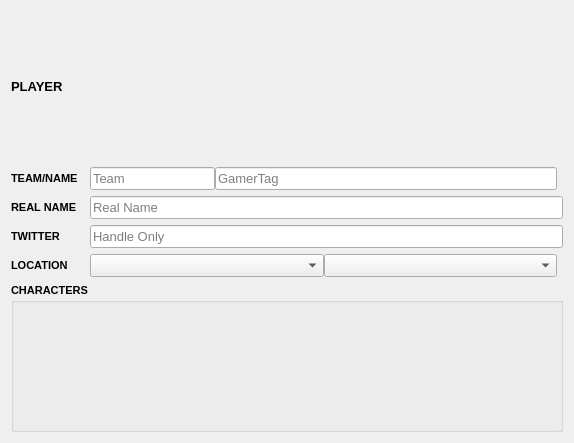
First picture: the form in src/layout/TSHScoreboardPlayer.ui, repository joaorb64/TournamentStreamHelper, before the edit.
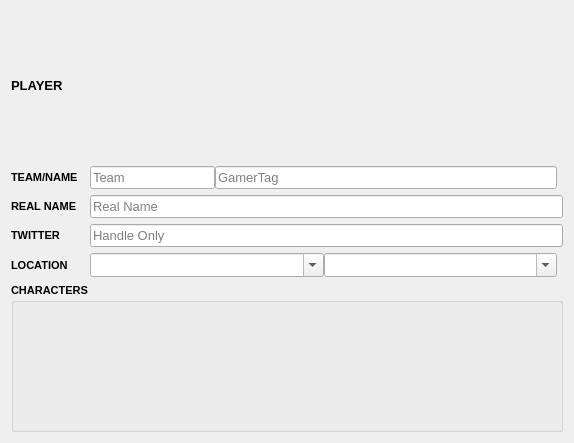
Second picture: the form after the edit.

Commit message: Load countries and states

```diff
--- a/src/layout/TSHScoreboardPlayer.ui
+++ b/src/layout/TSHScoreboardPlayer.ui
@@ -180,21 +180,51 @@
       <number>0</number>
      </property>
      <item>
-      <widget class="QComboBox" name="state">
+      <widget class="QComboBox" name="country">
+       <property name="sizePolicy">
+        <sizepolicy hsizetype="Minimum" vsizetype="Fixed">
+         <horstretch>0</horstretch>
+         <verstretch>0</verstretch>
+        </sizepolicy>
+       </property>
        <property name="font">
         <font>
          <pointsize>10</pointsize>
         </font>
        </property>
+       <property name="editable">
+        <bool>true</bool>
+       </property>
+       <property name="sizeAdjustPolicy">
+        <enum>QComboBox::AdjustToMinimumContentsLengthWithIcon</enum>
+       </property>
+       <property name="placeholderText">
+        <string>Region</string>
+       </property>
       </widget>
      </item>
      <item>
-      <widget class="QComboBox" name="country">
+      <widget class="QComboBox" name="state">
+       <property name="sizePolicy">
+        <sizepolicy hsizetype="Minimum" vsizetype="Fixed">
+         <horstretch>0</horstretch>
+         <verstretch>0</verstretch>
+        </sizepolicy>
+       </property>
        <property name="font">
         <font>
          <pointsize>10</pointsize>
         </font>
        </property>
+       <property name="editable">
+        <bool>true</bool>
+       </property>
+       <property name="sizeAdjustPolicy">
+        <enum>QComboBox::AdjustToMinimumContentsLengthWithIcon</enum>
+       </property>
+       <property name="placeholderText">
+        <string>Country</string>
+       </property>
       </widget>
      </item>
     </layout>
```
The commit also changes 4 other files.
